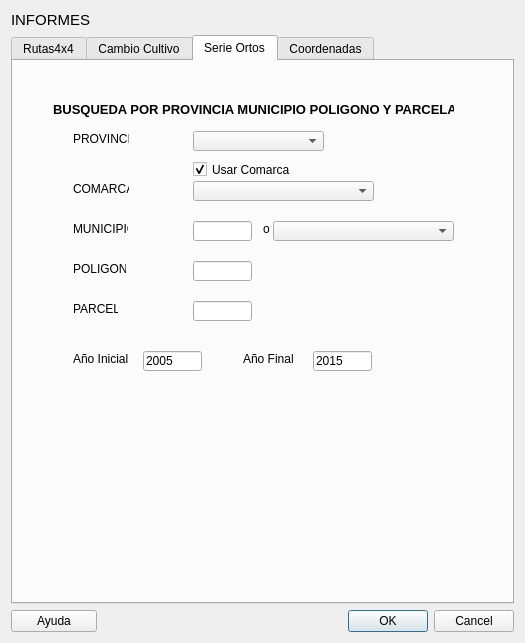
Qt form informes/informes_dialog_base.ui (diezrabanos/qgis_plugins) before a commit.
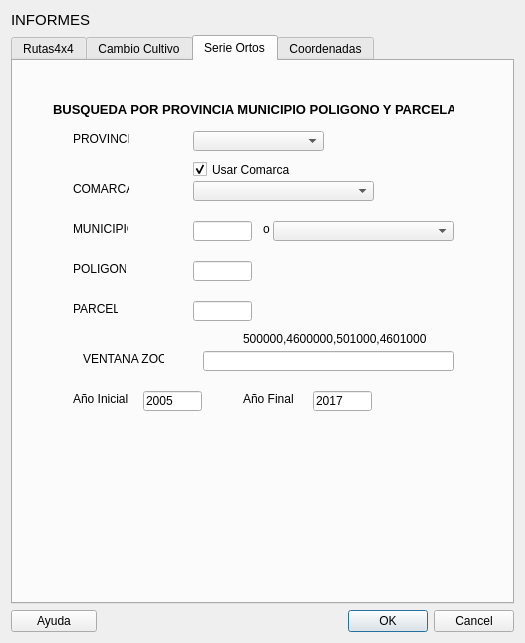
The same form after that commit. The open tabs and pages were chosen to show the change.

Diff of the .ui file:
```diff
--- a/informes/informes_dialog_base.ui
+++ b/informes/informes_dialog_base.ui
@@ -522,7 +522,7 @@
        <property name="geometry">
         <rect>
          <x>130</x>
-         <y>290</y>
+         <y>330</y>
          <width>59</width>
          <height>20</height>
         </rect>
@@ -535,20 +535,20 @@
        <property name="geometry">
         <rect>
          <x>300</x>
-         <y>290</y>
+         <y>330</y>
          <width>59</width>
          <height>20</height>
         </rect>
        </property>
        <property name="text">
-        <string>2015</string>
+        <string>2017</string>
        </property>
       </widget>
       <widget class="QLabel" name="label_29">
        <property name="geometry">
         <rect>
          <x>60</x>
-         <y>290</y>
+         <y>330</y>
          <width>61</width>
          <height>16</height>
         </rect>
@@ -561,7 +561,7 @@
        <property name="geometry">
         <rect>
          <x>230</x>
-         <y>290</y>
+         <y>330</y>
          <width>61</width>
          <height>16</height>
         </rect>
@@ -570,6 +570,45 @@
         <string>Año Final</string>
        </property>
       </widget>
+      <widget class="QLineEdit" name="text_ventana">
+       <property name="geometry">
+        <rect>
+         <x>190</x>
+         <y>290</y>
+         <width>251</width>
+         <height>20</height>
+        </rect>
+       </property>
+       <property name="text">
+        <string/>
+       </property>
+      </widget>
+      <widget class="QLabel" name="label_32">
+       <property name="geometry">
+        <rect>
+         <x>70</x>
+         <y>290</y>
+         <width>81</width>
+         <height>16</height>
+        </rect>
+       </property>
+       <property name="text">
+        <string>VENTANA ZOOM</string>
+       </property>
+      </widget>
+      <widget class="QLabel" name="label_33">
+       <property name="geometry">
+        <rect>
+         <x>230</x>
+         <y>270</y>
+         <width>191</width>
+         <height>16</height>
+        </rect>
+       </property>
+       <property name="text">
+        <string>500000,4600000,501000,4601000</string>
+       </property>
+      </widget>
      </widget>
      <widget class="QWidget" name="coordenadas">
       <attribute name="title">
```
Left out of the diff: 2 changed lines with no effect on the pictures.
